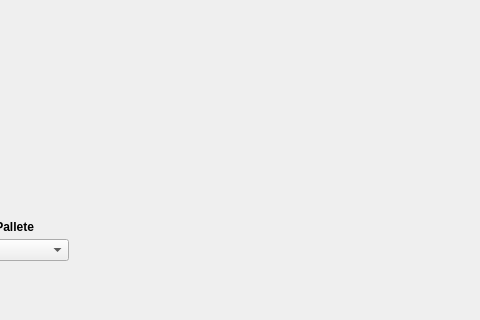
Before: the Qt Designer form IsaWorking-Copy.ui in Abdelrahmanhassan1/Signal-Viewer, drawn with Qt 5; both pictures show x 702 to 1182 and y 341 to 661 of the 1182 by 888 pixel window.
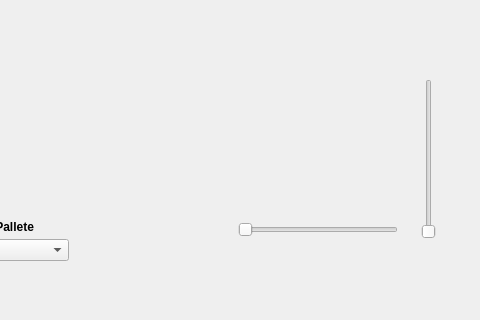
After: the same form once the commit is applied.

```diff
--- a/IsaWorking-Copy.ui
+++ b/IsaWorking-Copy.ui
@@ -415,6 +415,32 @@
      <string>Choose Pallete</string>
     </property>
    </widget>
+   <widget class="QSlider" name="horizontalSlider_3">
+    <property name="geometry">
+     <rect>
+      <x>940</x>
+      <y>560</y>
+      <width>160</width>
+      <height>22</height>
+     </rect>
+    </property>
+    <property name="orientation">
+     <enum>Qt::Horizontal</enum>
+    </property>
+   </widget>
+   <widget class="QSlider" name="verticalSlider">
+    <property name="geometry">
+     <rect>
+      <x>1120</x>
+      <y>420</y>
+      <width>22</width>
+      <height>160</height>
+     </rect>
+    </property>
+    <property name="orientation">
+     <enum>Qt::Vertical</enum>
+    </property>
+   </widget>
   </widget>
   <widget class="QMenuBar" name="menubar">
    <property name="geometry">
```
